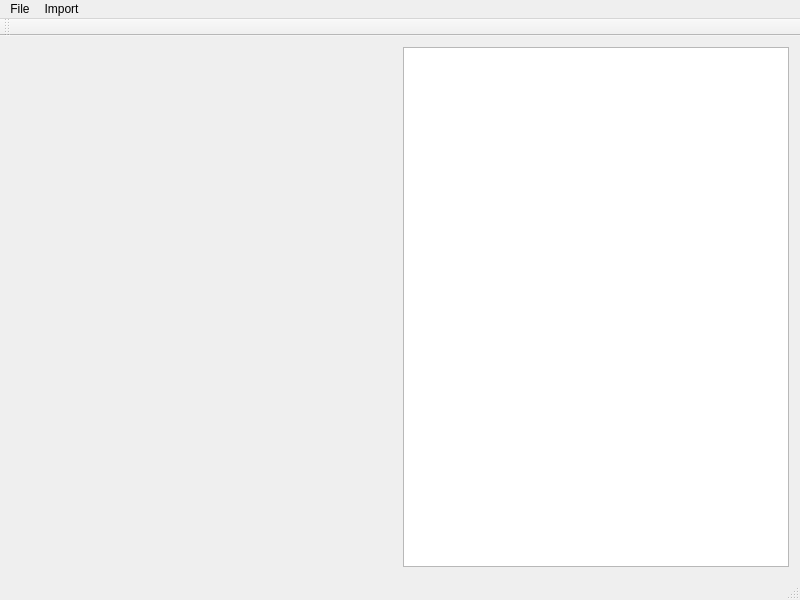
First picture: the form in Editor/editor.ui, repository NinjaDanz3r/NinjaOctopushBurgersOfDoom, before the edit.
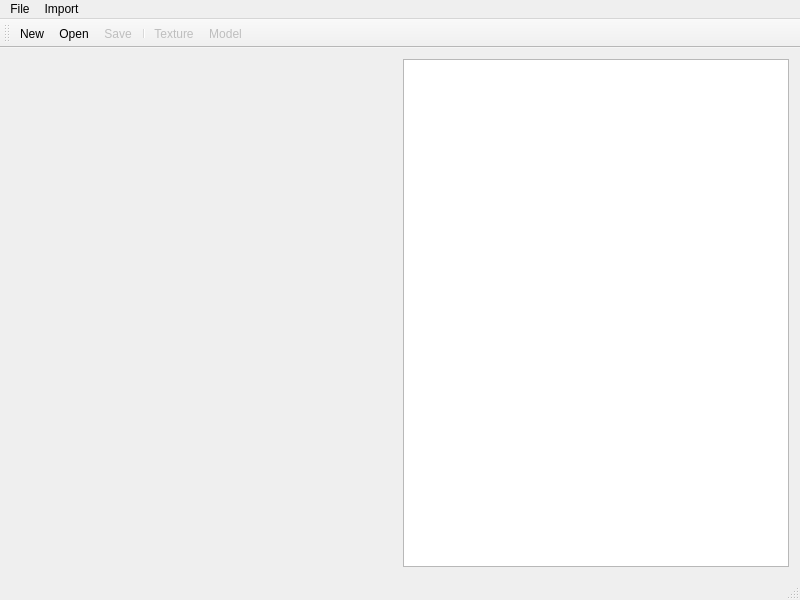
Second picture: the form after the edit. Icons and pictures are not drawn. Custom widgets are drawn as their Qt base class.

Diff of the .ui file:
```diff
--- a/Editor/editor.ui
+++ b/Editor/editor.ui
@@ -87,6 +87,12 @@
    <attribute name="toolBarBreak">
     <bool>false</bool>
    </attribute>
+   <addaction name="actionNew"/>
+   <addaction name="actionOpen"/>
+   <addaction name="actionSave"/>
+   <addaction name="separator"/>
+   <addaction name="actionImportTexture"/>
+   <addaction name="actionImportModel"/>
   </widget>
   <widget class="QStatusBar" name="statusBar"/>
   <action name="actionQuit">
```
Left out of the diff: 6 changed lines with no effect on the pictures.
